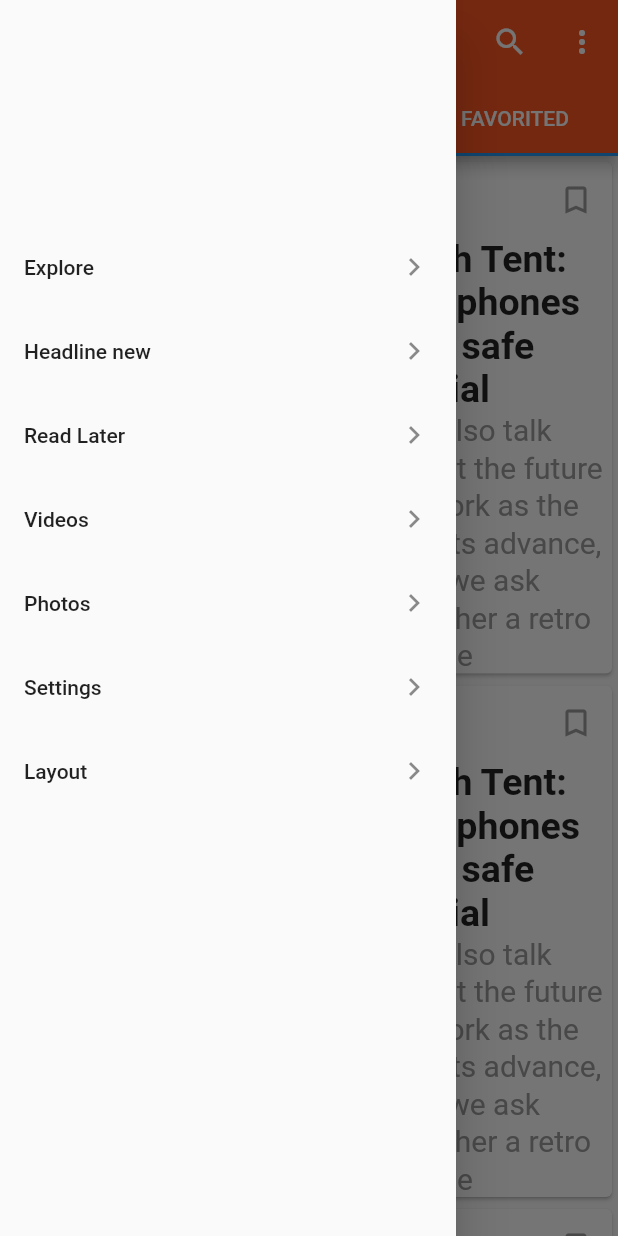
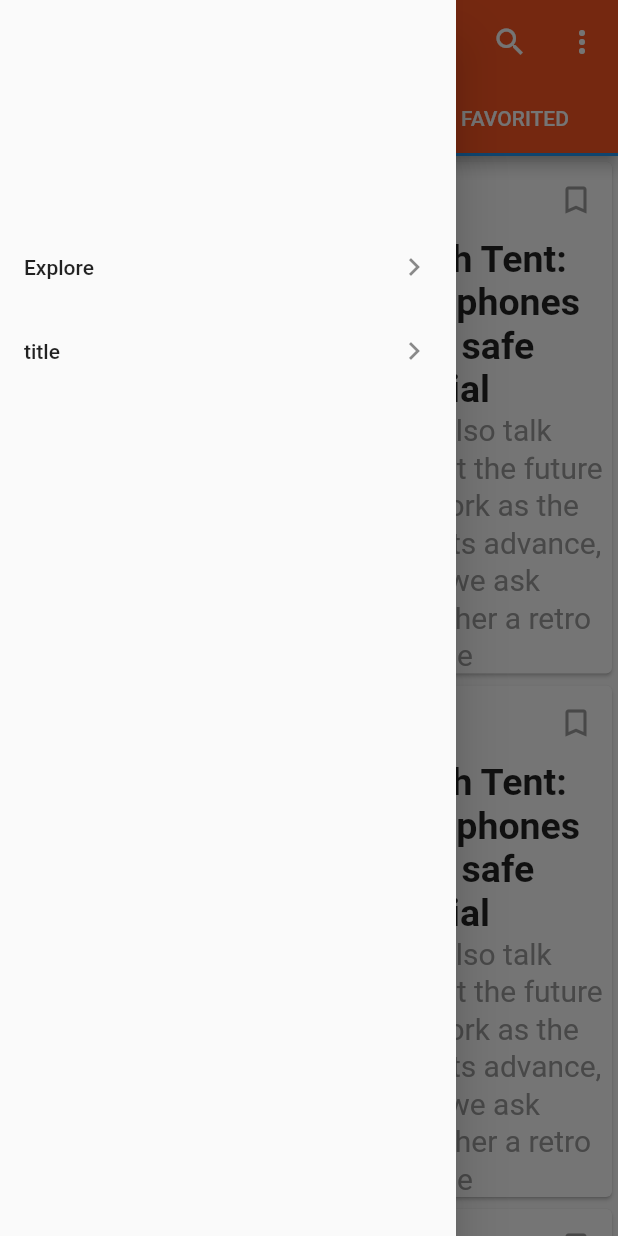
Before and after one commit to Farouk615/News_Application, a Flutter app: the HomePage screen opened directly, tab 3 chosen, with the side drawer open, on a phone screen of 412 x 824 dp. Run offline on Flutter 3.47's test engine with Material 2 defaults, Android fonts, the phone set to English and light mode, and no system bars; missing offline and left inert: dart:html, page_view_indicator.

Commit message:
add Navigation through pages

```diff
--- /dev/null
+++ b/lib/Models/NavMenuItem.dart
@@ -0,0 +1,6 @@
+class NavMenuItem {
+  late String title;
+  late Function destination;
+
+  NavMenuItem(this.title, this.destination);
+}
--- a/lib/Shared UI/Drawer.dart
+++ b/lib/Shared UI/Drawer.dart
@@ -1,5 +1,7 @@
 import 'package:flutter/material.dart';
-
+import '../Models/NavMenuItem.dart';
+import '../screens/HeadlineNews.dart';
+import '../screens/Walkthrough.dart';
 class MyDrawer extends StatefulWidget {
   const MyDrawer({Key? key}) : super(key: key);
 
@@ -8,8 +10,30 @@ class MyDrawer extends StatefulWidget {
 }
 
 class _MyDrawerState extends State<MyDrawer> {
+ List<NavMenuItem> navItem = [
+   NavMenuItem('Explore', ()=> Walkthrough()),
+   NavMenuItem('title', ()=>HeadlineNew()),
+ ];
   @override
   Widget build(BuildContext context) {
-    return MyDrawer();
+    return Drawer(
+      child: Padding(
+        padding: const EdgeInsets.only(top: 150 ),
+        child: ListView.builder(itemBuilder: (BuildContext context,int index){
+          return ListTile(
+            title: Text(navItem[index].title),
+            trailing: Icon(Icons.chevron_right),
+            onTap: (){
+              Navigator.push(context, MaterialPageRoute(builder: (context){
+                return navItem[index].destination();
+    },
+              )
+              );
+            },
+          );
+        },
+          itemCount: navItem.length,),
+      ),
+    );
   }
 }
--- a/lib/screens/HomePage.dart
+++ b/lib/screens/HomePage.dart
@@ -1,4 +1,5 @@
 import 'package:flutter/material.dart';
+import 'package:news_application/Shared%20UI/Drawer.dart';
 import 'package:news_application/screens/Home_tab/Popular.dart';
 import 'package:news_application/screens/Home_tab/Whats%20new.dart';
 import 'Home_tab/Favorited.dart';
@@ -10,15 +11,7 @@ class HomePage extends StatefulWidget {
 }
 
 class _HomePageState extends State<HomePage> {
-  List<String> navMenu= [
-    'Explore',
-    'Headline new',
-    'Read Later',
-    'Videos',
-    'Photos',
-    'Settings',
-    'Layout',
-  ];
+
   @override
   Widget build(BuildContext context) {
     return DefaultTabController(
@@ -37,19 +30,7 @@ class _HomePageState extends State<HomePage> {
           ],
           ),
         ),
-        drawer: Drawer(
-          child: Padding(
-            padding: const EdgeInsets.only(top: 150 ),
-            child: ListView.builder(itemBuilder: (BuildContext context,int index){
-              return ListTile(
-                title: Text(navMenu[index]),
-                trailing: Icon(Icons.chevron_right),
-                onTap: (){},
-              );
-            },
-            itemCount: 7,),
-          ),
-        ),
+        drawer: MyDrawer(),
         body: Center(
           child: TabBarView(children: [
             WhatsUp(),
--- a/lib/screens/Walkthrough.dart
+++ b/lib/screens/Walkthrough.dart
@@ -4,7 +4,7 @@ import 'package:flutter/cupertino.dart';
 import 'package:flutter/material.dart';
 import 'package:news_application/screens/HomePage.dart';
 import 'package:page_view_indicator/page_view_indicator.dart';
-import '../PageModel.dart';
+import '../Models/PageModel.dart';
 
 class Walkthrough extends StatefulWidget {
   const Walkthrough({Key? key}) : super(key: key);
```
Also changed, not shown: lib/screens/HeadlineNews.dart (added, +16 -0 lines), lib/Models/PageModel.dart (renamed from lib/PageModel.dart).
